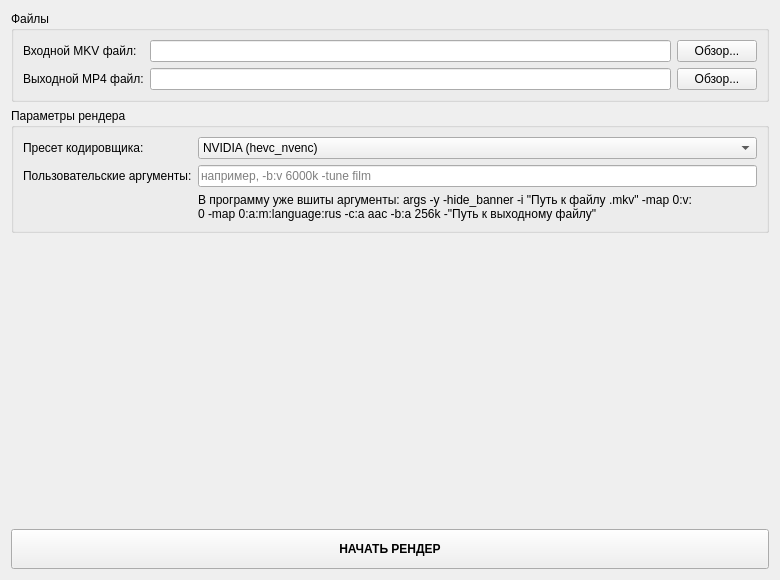
First picture: the form in manualrenderwidget.ui, repository IceHoles/DubbingTool, before the edit.
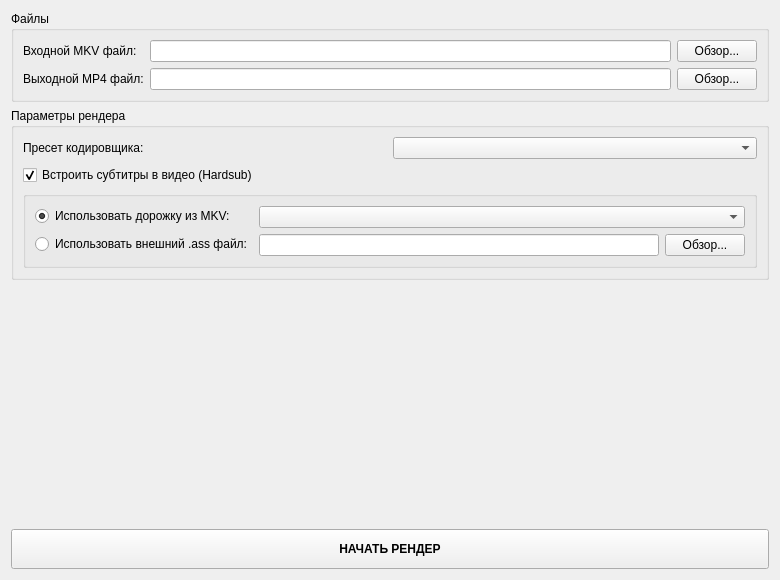
Second picture: the form after the edit.

Diff of the .ui file:
```diff
--- a/manualrenderwidget.ui
+++ b/manualrenderwidget.ui
@@ -67,61 +67,72 @@
      <property name="title">
       <string>Параметры рендера</string>
      </property>
-     <layout class="QGridLayout" name="gridLayout">
-      <item row="0" column="0">
+    <layout class="QVBoxLayout" name="verticalLayout_2">
+     <item>
+      <layout class="QHBoxLayout" name="horizontalLayout_3">
+       <item>
        <widget class="QLabel" name="label_3">
         <property name="text">
          <string>Пресет кодировщика:</string>
         </property>
        </widget>
       </item>
+       <item>
+        <widget class="QComboBox" name="renderPresetComboBox"/>
+       </item>
+      </layout>
+     </item>
+     <item>
+      <widget class="QCheckBox" name="hardsubCheckBox">
+       <property name="text">
+        <string>Встроить субтитры в видео (Hardsub)</string>
+       </property>
+       <property name="checked">
+        <bool>true</bool>
+       </property>
+      </widget>
+     </item>
+     <item>
+      <widget class="QGroupBox" name="hardsubOptionsGroup">
+       <property name="title">
+        <string/>
+       </property>
+       <layout class="QFormLayout" name="formLayout_2">
+        <item row="0" column="0">
+         <widget class="QRadioButton" name="internalSubsRadio">
+          <property name="text">
+           <string>Использовать дорожку из MKV:</string>
+          </property>
+          <property name="checked">
+           <bool>true</bool>
+          </property>
+         </widget>
+        </item>
       <item row="0" column="1">
-       <widget class="QComboBox" name="renderPresetComboBox">
-        <item>
-         <property name="text">
-          <string>NVIDIA (hevc_nvenc)</string>
-         </property>
-        </item>
-        <item>
-         <property name="text">
-          <string>Intel (hevc_qsv)</string>
-         </property>
-        </item>
-        <item>
-         <property name="text">
-          <string>CPU (libx265 - медленно)</string>
-         </property>
-        </item>
-       </widget>
+         <widget class="QComboBox" name="subtitleTrackComboBox"/>
       </item>
       <item row="1" column="0">
-       <widget class="QLabel" name="label_4">
+         <widget class="QRadioButton" name="externalSubsRadio">
         <property name="text">
-         <string>Пользовательские аргументы:</string>
+           <string>Использовать внешний .ass файл:</string>
         </property>
        </widget>
       </item>
       <item row="1" column="1">
-       <widget class="QLineEdit" name="extraArgsEdit">
-        <property name="placeholderText">
-         <string>например, -b:v 6000k -tune film</string>
-        </property>
-       </widget>
-      </item>
-      <item row="2" column="1">
-       <widget class="QLabel" name="label_5">
-        <property name="maximumSize">
-         <size>
-          <width>500</width>
-          <height>100</height>
-         </size>
-        </property>
+         <layout class="QHBoxLayout" name="horizontalLayout_4">
+          <item>
+           <widget class="QLineEdit" name="externalSubsPathEdit"/>
+          </item>
+          <item>
+           <widget class="QPushButton" name="browseExternalSubsButton">
         <property name="text">
-         <string>В программу уже вшиты аргументы: args -y -hide_banner -i &quot;Путь к файлу .mkv&quot; -map 0:v:0 -map 0:a:m:language:rus -c:a aac -b:a 256k -&quot;Путь к выходному файлу&quot;</string>
-        </property>
-        <property name="wordWrap">
-         <bool>true</bool>
-        </property>
+             <string>Обзор...</string>
+            </property>
+           </widget>
+          </item>
+         </layout>
+        </item>
+       </layout>
        </widget>
       </item>
      </layout>
```
Left out of the diff: 2 changed lines with no effect on the pictures. Lines whose indentation alone changed are shown as unchanged.
